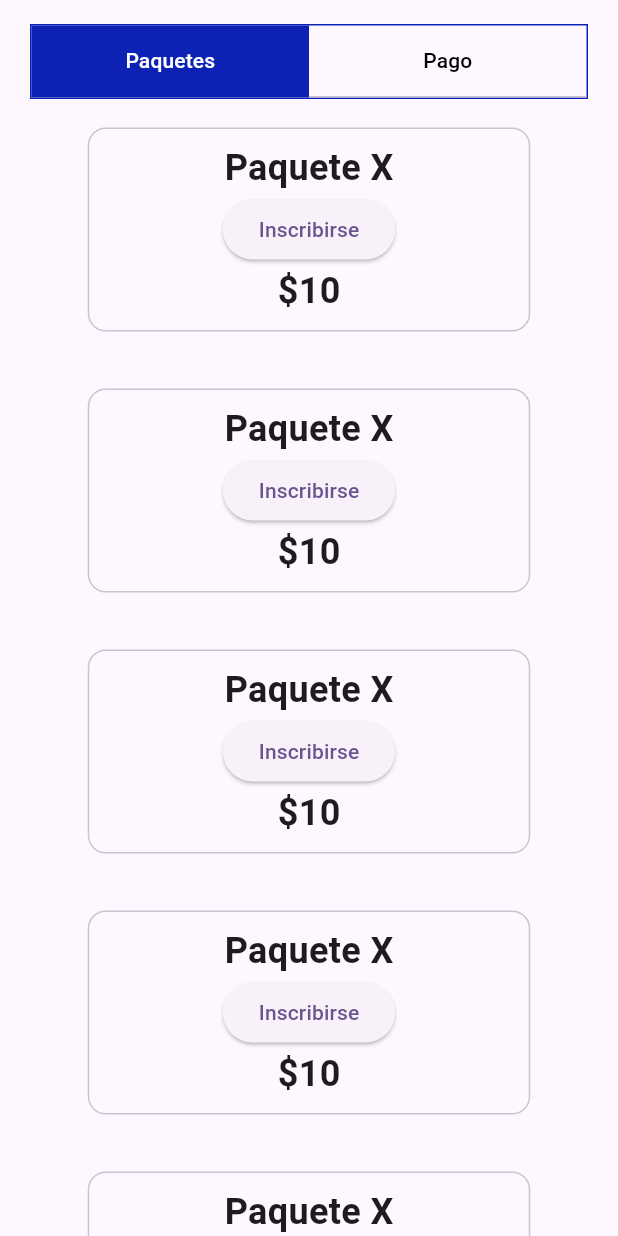
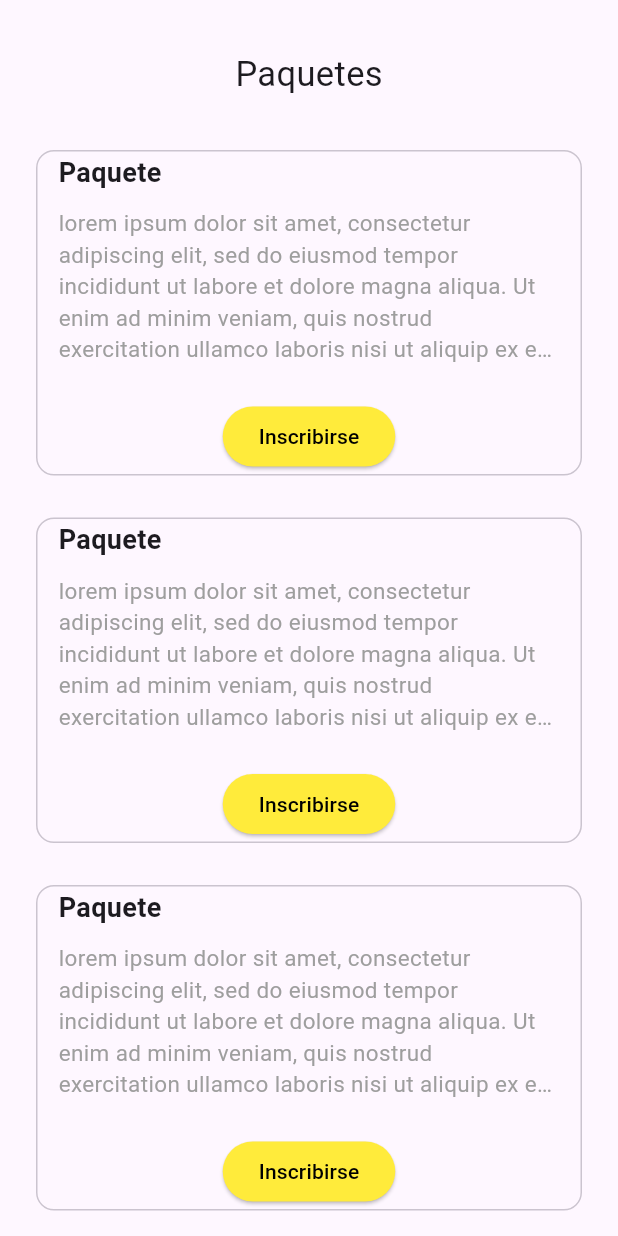
Before and after one commit to joemcara/swimmast_movil, a Flutter app: the ShopScreen screen opened directly, on a phone screen of 412 x 824 dp. Run offline on Flutter 3.47's test engine with Material 3 defaults, Android fonts, the phone set to English and light mode, and no system bars.

Commit message:
shop screen

```diff
--- a/lib/screens/memberScreens/shop_Screens/shop_screen.dart
+++ b/lib/screens/memberScreens/shop_Screens/shop_screen.dart
@@ -1,5 +1,6 @@
 import 'package:flutter/material.dart';
 import 'package:swimmast_movil/screens/memberScreens/shop_Screens/buy_screen.dart';
+import 'package:swimmast_movil/shared/constants.dart';
 import 'package:swimmast_movil/shared/swimmast_tabs.dart';
 
 class ShopScreen extends StatelessWidget {
@@ -16,18 +17,41 @@ class ShopScreen extends StatelessWidget {
             automaticallyImplyLeading: false,
             bottom: const PreferredSize(
               preferredSize: Size(double.infinity, 10),
-              child: SwimmastTabs(
-                tabNames: tabs,
-              ),
+              child: Text("Paquetes",
+                  style: TextStyle(
+                    fontSize: 23,
+
+                  )),
             ),
           ),
           body: Column(
             children: [
               Expanded(
+                child: Container(
+                  height: 150,
+                  padding: const EdgeInsets.symmetric(vertical: 10),
                   child: ListView.builder(
+                    padding: const EdgeInsets.all(10),
                     itemCount: 5,
-                  itemBuilder: (_,index) =>
-                  const PaquetesInscripcion()
+                    itemBuilder: (_, index) => PaquetesInscripcion(
+                      nomPaquete: 'Paquete',
+                      descPaquete: 'lorem ipsum dolor sit amet, consectetur adipiscing elit, sed do eiusmod tempor incididunt ut labore et dolore magna aliqua. Ut enim ad minim veniam, quis nostrud exercitation ullamco laboris nisi ut aliquip ex ea commodo consequat. Duis aute irure dolor in reprehenderit in voluptate velit esse cillum dolore eu fugiat nulla pariatur. Excepteur sint occaecat cupidatat non proident, sunt in culpa qui officia deserunt mollit anim id est laborum.',
+                      button: ElevatedButton(
+                        onPressed: (){
+                        Navigator.push(
+                            context,
+                            MaterialPageRoute(
+                                builder: (context) => const BuyScreen()));
+                      },
+                      style: ElevatedButton.styleFrom(
+                        foregroundColor: Colors.black,
+                        backgroundColor: Colors.yellow,
+
+                      ),
+                      child: const Text('Inscribirse'),
+                      ),
+                    ),
+                  ),
                 ),
               ),
             ],
@@ -36,56 +60,87 @@ class ShopScreen extends StatelessWidget {
   }
 }
 
-class PaquetesInscripcion extends StatefulWidget {
-  const PaquetesInscripcion({
+class DetallePaquete extends StatelessWidget {
+  final String nomPaquete;
+  final String descPaquete;
+  final ElevatedButton button;
+
+  const DetallePaquete({
     super.key,
+    required this.nomPaquete,
+    required this.descPaquete,
+    required this.button,
   });
 
   @override
-  State<PaquetesInscripcion> createState() => _PaquetesInscripcionState();
+  Widget build(BuildContext context) {
+    return Card.outlined(
+      child: Container(
+        padding: const EdgeInsets.symmetric(horizontal: 15, vertical: 2),
+        child: Column(
+          crossAxisAlignment: CrossAxisAlignment.start,
+          children: [
+            Text(
+              nomPaquete,
+              maxLines: 5,
+              overflow: TextOverflow.ellipsis,
+              style: const TextStyle(
+                fontSize: 18,
+                fontWeight: FontWeight.bold,
+              ),
+            ),
+            const Padding(padding: EdgeInsets.symmetric(vertical: 5)),
+            Expanded(
+              child: Text(
+                descPaquete,
+                maxLines: 5,
+                overflow: TextOverflow.ellipsis,
+                style: const TextStyle(
+                  fontSize: 15,
+                  color: Colors.grey,
+                ),
+              ),
+            ),
+            const Padding(padding: EdgeInsets.symmetric(vertical: 5)),
+
+            Center(child: button,)
+          ],
+        ),
+      ),
+    );
+  }
 }
 
-class _PaquetesInscripcionState extends State<PaquetesInscripcion> {
+class PaquetesInscripcion extends StatelessWidget {
+  final String nomPaquete;
+  final String descPaquete;
+  final ElevatedButton button;
+
+  const PaquetesInscripcion(
+      {super.key,
+      required this.nomPaquete,
+      required this.descPaquete,
+      required this.button});
+
   @override
   Widget build(BuildContext context) {
     return Container(
-      padding: const EdgeInsets.symmetric(vertical: 15),
-          //padding
-
-      child: Center(
-        child: Card.outlined(
-        child: Container(
-          padding: const EdgeInsets.symmetric(
-              horizontal: 90, vertical: 10),
-          //padding
-          child: Column(
-            // mainAxisSize: MainAxisSize.min,
+      margin: const EdgeInsets.symmetric(horizontal: 10,vertical: 10),
+      child: SizedBox(
+        height: 225,
+        child: Row(
+          crossAxisAlignment: CrossAxisAlignment.start,
           children: <Widget>[
-              const Text(
-                'Paquete X',
-                style: TextStyle(
-                    fontSize: 24.0, fontWeight: FontWeight.bold),
+            Expanded(
+              child: DetallePaquete(
+                nomPaquete: nomPaquete,
+                descPaquete: descPaquete,
+                button: button,
               ),
-              ElevatedButton(
-                onPressed: () {
-                  Navigator.push(
-                  context,
-                   MaterialPageRoute(
-                    builder: (context) => const BuyScreen()));
-                  // Handle the button press
-                },
-                child: const Text('Inscribirse'),
-              ),
-              // SizedBox(height: 8.0),
-              const Text(
-                '\$10',
-                style: TextStyle(
-                    fontSize: 24.0, fontWeight: FontWeight.bold),
             ),
           ],
         ),
       ),
-      )),
     );
   }
 }
```
Lines whose indentation alone changed are shown as unchanged.
